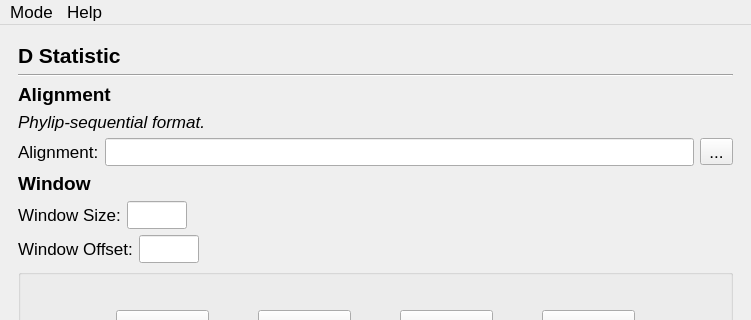
First picture: the form in module/gui_layout.ui, repository chilleo/ALPHA, before the edit; both pictures show x 0 to 751 and y 0 to 320 of the 751 by 983 pixel window.
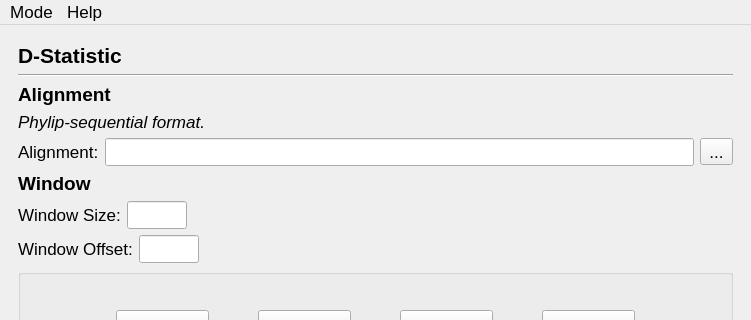
Second picture: the form after the edit. The open tabs and pages were chosen to show the change.

The edit to the form file:
```diff
--- a/module/gui_layout.ui
+++ b/module/gui_layout.ui
@@ -2830,7 +2830,7 @@
              </font>
             </property>
             <property name="text">
-             <string>D Statistic</string>
+             <string>D-Statistic</string>
             </property>
            </widget>
           </item>
```
Left out of the diff: 2 changed lines with no effect on the pictures.
